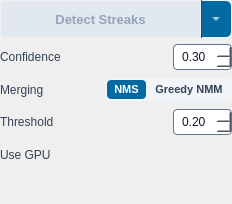
Qt form src/startrails/ui/step_detect_streaks.ui (gkyle/startrails) before a commit.
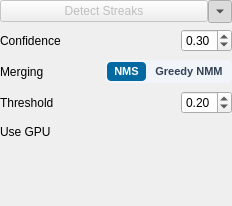
The same form after that commit. Icons and pictures are not drawn.

What changed in the file:
```diff
--- a/src/startrails/ui/step_detect_streaks.ui
+++ b/src/startrails/ui/step_detect_streaks.ui
@@ -7,35 +7,9 @@
     <x>0</x>
     <y>0</y>
     <width>232</width>
-    <height>204</height>
+    <height>206</height>
    </rect>
   </property>
-  <property name="styleSheet">
-   <string notr="true">QLabel {
-    color: #334155;
-    font-size: 12px;
-}
-QDoubleSpinBox, QSpinBox, QComboBox, QLineEdit {
-    background-color: #ffffff;
-    border: 1px solid #64748b;
-    border-radius: 4px;
-    padding: 4px 6px;
-    font-size: 12px;
-    color: #0f172a;
-}
-QDoubleSpinBox:focus, QSpinBox:focus, QComboBox:focus, QLineEdit:focus {
-    border: 2px solid #0369a1;
-    padding: 3px 5px;
-}
-QCheckBox {
-    font-size: 12px;
-    color: #1e293b;
-    spacing: 6px;
-    border: 2px solid transparent;
-}
-QDoubleSpinBox::up-arrow, QSpinBox::up-arrow { image: url(:/startrails/ui/arrow_up.svg); width: 10px; height: 6px; }
-QDoubleSpinBox::down-arrow, QSpinBox::down-arrow { image: url(:/startrails/ui/arrow_down.svg); width: 10px; height: 6px; }</string>
-  </property>
   <layout class="QVBoxLayout" name="layout">
    <property name="spacing">
     <number>6</number>
@@ -68,30 +42,6 @@
        <property name="focusPolicy">
         <enum>Qt::FocusPolicy::NoFocus</enum>
        </property>
-       <property name="styleSheet">
-        <string notr="true">QPushButton#run {
-    font-weight: bold;
-    background-color: #0369a1;
-    color: #ffffff;
-    padding: 0px 12px;
-    border-top-left-radius: 6px;
-    border-bottom-left-radius: 6px;
-    border-top-right-radius: 0px;
-    border-bottom-right-radius: 0px;
-    font-size: 13px;
-    border: 2px solid transparent;
-    min-height: 34px;
-    max-height: 34px;
-}
-QPushButton#run:hover {
-    background-color: #075985;
-}
-QPushButton#run:disabled {
-    background-color: #e2e8f0;
-    color: #94a3b8;
-}
-QPushButton#run:focus:enabled { border-color: #ffffff; }</string>
-       </property>
        <property name="text">
         <string>Detect Streaks</string>
        </property>
@@ -111,34 +61,6 @@
        <property name="accessibleName">
         <string>Advanced settings</string>
        </property>
-       <property name="styleSheet">
-        <string notr="true">QToolButton#advancedToggle {
-    background-color: #0369a1;
-    color: #ffffff;
-    padding: 0px;
-    border-top-left-radius: 0px;
-    border-bottom-left-radius: 0px;
-    border-top-right-radius: 6px;
-    border-bottom-right-radius: 6px;
-    border: 2px solid transparent;
-    border-left: 1px solid #075985;
-    min-height: 34px;
-    max-height: 34px;
-    min-width: 28px;
-    max-width: 28px;
-}
-QToolButton#advancedToggle:hover {
-    background-color: #075985;
-}
-QToolButton#advancedToggle:focus:enabled {
-    border-color: #ffffff;
-}
-QToolButton#advancedToggle:disabled {
-    background-color: #e2e8f0;
-    color: #94a3b8;
-    border-left: 1px solid #cbd5e1;
-}</string>
-       </property>
        <property name="text">
         <string/>
        </property>
@@ -157,11 +79,6 @@
    </item>
    <item>
     <widget class="QWidget" name="advancedBody" native="true">
-     <property name="styleSheet">
-      <string notr="true">QWidget#advancedBody {
-    background: transparent;
-}</string>
-     </property>
      <layout class="QVBoxLayout" name="advancedLayout">
       <property name="spacing">
        <number>6</number>
@@ -210,6 +127,9 @@
           <property name="accessibleName">
            <string>Confidence threshold</string>
           </property>
+          <property name="styleSheet">
+           <string notr="true"/>
+          </property>
           <property name="maximum">
            <double>1.000000000000000</double>
           </property>
@@ -357,6 +277,9 @@
           <property name="accessibleName">
            <string>Merge threshold</string>
           </property>
+          <property name="styleSheet">
+           <string notr="true"/>
+          </property>
           <property name="maximum">
            <double>1.000000000000000</double>
           </property>
@@ -411,10 +334,6 @@
    </item>
    <item>
     <widget class="QLabel" name="error">
-     <property name="styleSheet">
-      <string notr="true">font-size: 11px;
-color: #b91c1c;</string>
-     </property>
      <property name="text">
       <string/>
      </property>
```
